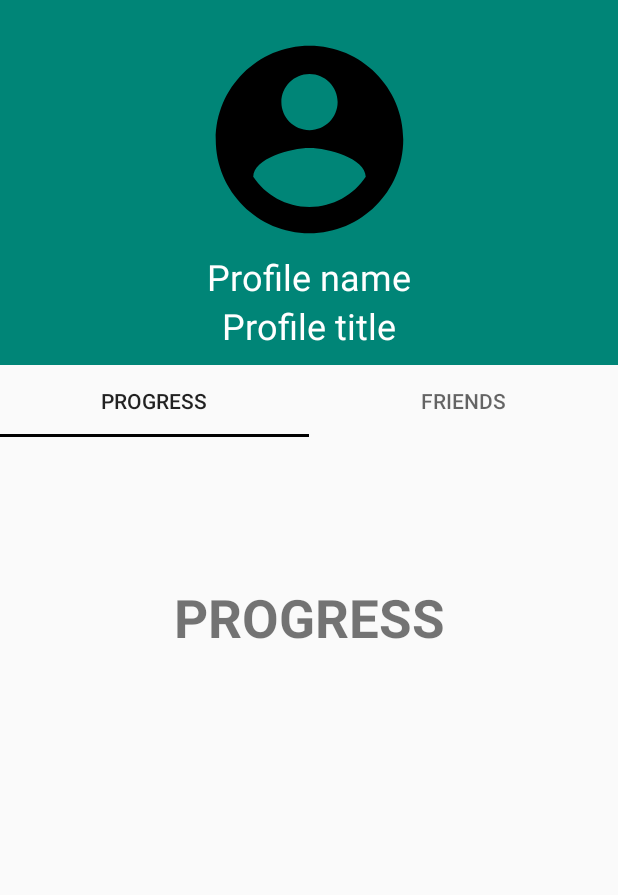
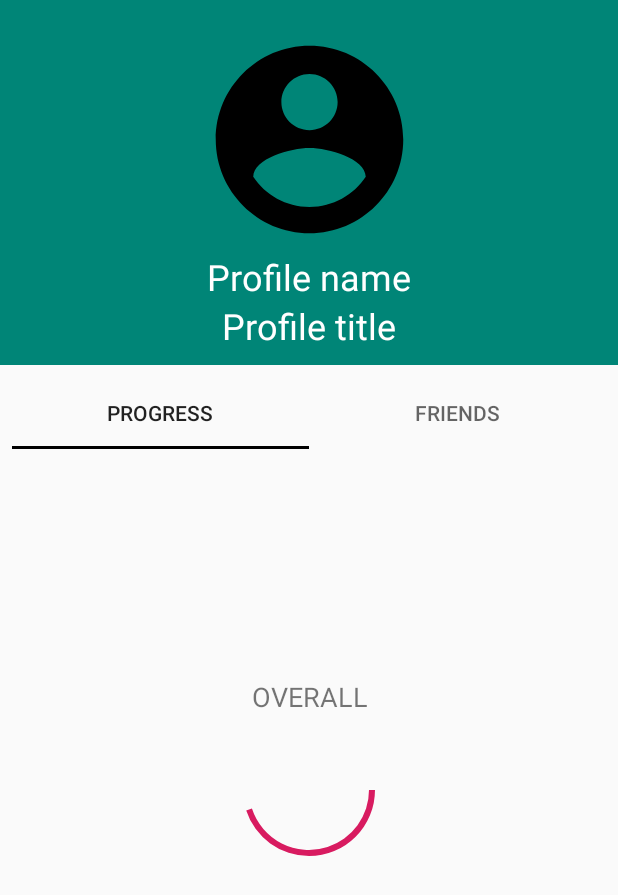
Before and after one commit to zimivanende/HSAI, an Android app: the ProfileActivity screen opened directly, with no data from a screen before it, on a phone screen of 412 x 824 dp. Shown: the top 895 px of the screen. Run offline under Robolectric (Android 15) with nearby library versions, the phone set to English and light mode, and no system bars.

Commit message:
circle progressbar added to progress section in profile page

```diff
--- /dev/null
+++ b/programma/app/src/main/res/drawable/circle.xml
@@ -0,0 +1,10 @@
+<?xml version="1.0" encoding="utf-8"?>
+<shape xmlns:android="http://schemas.android.com/apk/res/android"
+    android:shape="ring"
+    android:innerRadiusRatio="2.5"
+    android:thickness="4dp"
+    android:useLevel="true">
+
+    <solid android:color="@color/colorAccent"/>
+
+</shape>
--- a/programma/app/src/main/res/layout/content_profile.xml
+++ b/programma/app/src/main/res/layout/content_profile.xml
@@ -1,10 +1,9 @@
 <?xml version="1.0" encoding="utf-8"?>
+
+<!-- THIS FILE IS GARBAGE, IF THIS IS NOT NEEDED IN THE FUTURE WE'LL DELETE IT -->
 
 <android.support.v4.view.ViewPager
     xmlns:android="http://schemas.android.com/apk/res/android"
     android:id="@+id/pager"
     android:layout_width="match_parent"
-    android:layout_height="match_parent"
-    xmlns:tools="http://schemas.android.com/tools"
-    tools:showIn="@layout/profile_activity"
-    tools:context=".ProfileActivity"/>
+    android:layout_height="100dp"/>
--- a/programma/app/src/main/res/layout/profile_activity.xml
+++ b/programma/app/src/main/res/layout/profile_activity.xml
@@ -80,11 +80,28 @@
         android:id="@+id/tabLayout"
         android:layout_width="match_parent"
         android:layout_height="wrap_content"
+        android:layout_marginStart="8dp"
+        android:layout_marginTop="8dp"
+        android:layout_marginEnd="8dp"
+        app:layout_constraintEnd_toEndOf="parent"
+        app:layout_constraintStart_toStartOf="parent"
+        app:layout_constraintTop_toBottomOf="@+id/app_bar"
         app:tabGravity="fill"
-        app:layout_constraintTop_toBottomOf="@id/app_bar"
-        app:tabIndicatorColor="@color/black"/>
+        app:tabIndicatorColor="@color/black" />
 
-    <include layout="@layout/content_profile" />
+    <android.support.v4.view.ViewPager xmlns:android="http://schemas.android.com/apk/res/android"
+        xmlns:tools="http://schemas.android.com/tools"
+        android:id="@+id/pager"
+        android:layout_width="match_parent"
+        android:layout_height="252dp"
+        android:layout_marginStart="8dp"
+        android:layout_marginTop="8dp"
+        android:layout_marginEnd="8dp"
+        android:layout_marginBottom="8dp"
+        app:layout_constraintBottom_toBottomOf="parent"
+        app:layout_constraintEnd_toEndOf="parent"
+        app:layout_constraintStart_toStartOf="parent"
+        app:layout_constraintTop_toBottomOf="@+id/tabLayout" />
 
 
 </android.support.constraint.ConstraintLayout>
--- a/programma/app/src/main/res/layout/profile_page_progress_fragment.xml
+++ b/programma/app/src/main/res/layout/profile_page_progress_fragment.xml
@@ -1,14 +1,49 @@
 <?xml version="1.0" encoding="utf-8"?>
 <android.support.constraint.ConstraintLayout
-    xmlns:android="http://schemas.android.com/apk/res/android" android:layout_width="match_parent"
+    xmlns:android="http://schemas.android.com/apk/res/android"
+    xmlns:app="http://schemas.android.com/apk/res-auto"
+    xmlns:tools="http://schemas.android.com/tools"
+    android:layout_width="match_parent"
     android:layout_height="match_parent">
 
-    <TextView
+    <android.support.constraint.ConstraintLayout
         android:layout_width="match_parent"
-        android:layout_height="match_parent"
-        android:text="PROGRESS"
-        android:textSize="35sp"
-        android:gravity="center"
-        android:textStyle="bold"/>
+        android:layout_height="wrap_content"
+        android:layout_marginStart="8dp"
+        android:layout_marginTop="8dp"
+        android:layout_marginEnd="8dp"
+        app:layout_constraintEnd_toEndOf="parent"
+        app:layout_constraintStart_toStartOf="parent"
+        app:layout_constraintTop_toTopOf="parent">
+
+        <TextView
+            android:id="@+id/textView2"
+            android:layout_width="match_parent"
+            android:layout_height="wrap_content"
+            android:layout_marginStart="8dp"
+            android:layout_marginTop="8dp"
+            android:layout_marginEnd="8dp"
+            android:gravity="center"
+            android:text="OVERALL"
+            android:textSize="18sp"
+            app:layout_constraintEnd_toEndOf="parent"
+            app:layout_constraintStart_toStartOf="parent"
+            app:layout_constraintTop_toTopOf="parent" />
+
+        <ProgressBar
+            android:layout_width="100dp"
+            android:layout_height="100dp"
+            android:layout_marginStart="8dp"
+            android:layout_marginEnd="8dp"
+            android:layout_marginBottom="8dp"
+            android:progress="45"
+            android:progressDrawable="@drawable/circle"
+            style="?android:progressBarStyleHorizontal"
+            app:layout_constraintBottom_toBottomOf="parent"
+            app:layout_constraintEnd_toEndOf="parent"
+            app:layout_constraintStart_toStartOf="parent"
+            app:layout_constraintTop_toBottomOf="@+id/textView2" />
+
+    </android.support.constraint.ConstraintLayout>
 
 </android.support.constraint.ConstraintLayout>
```
